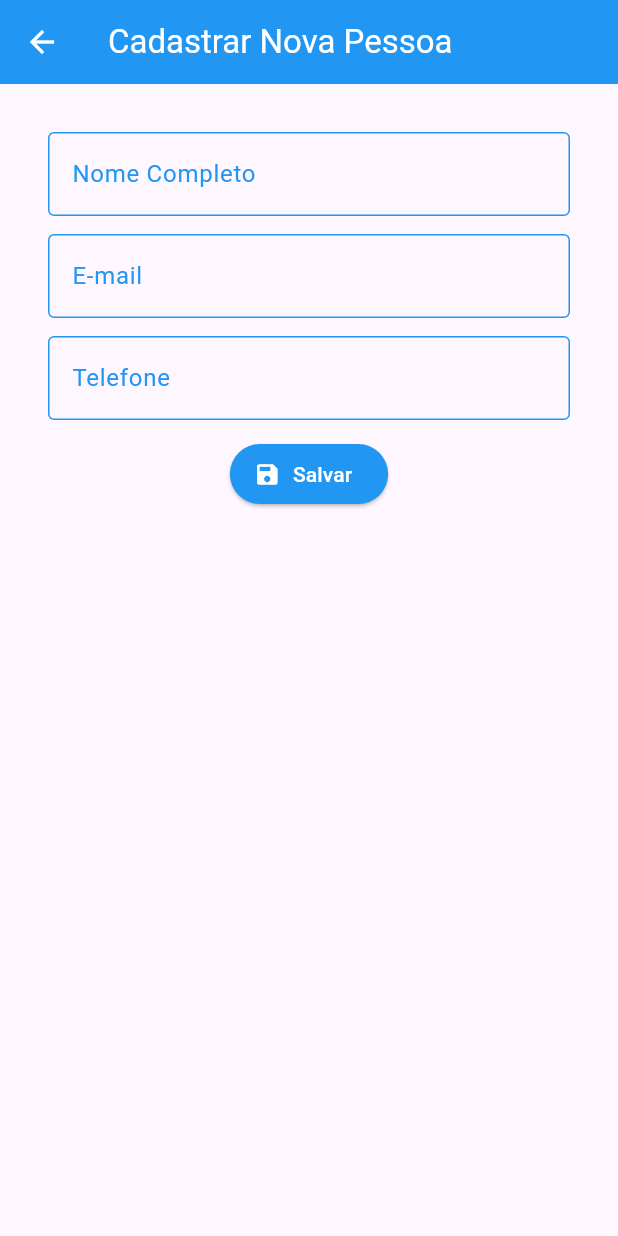
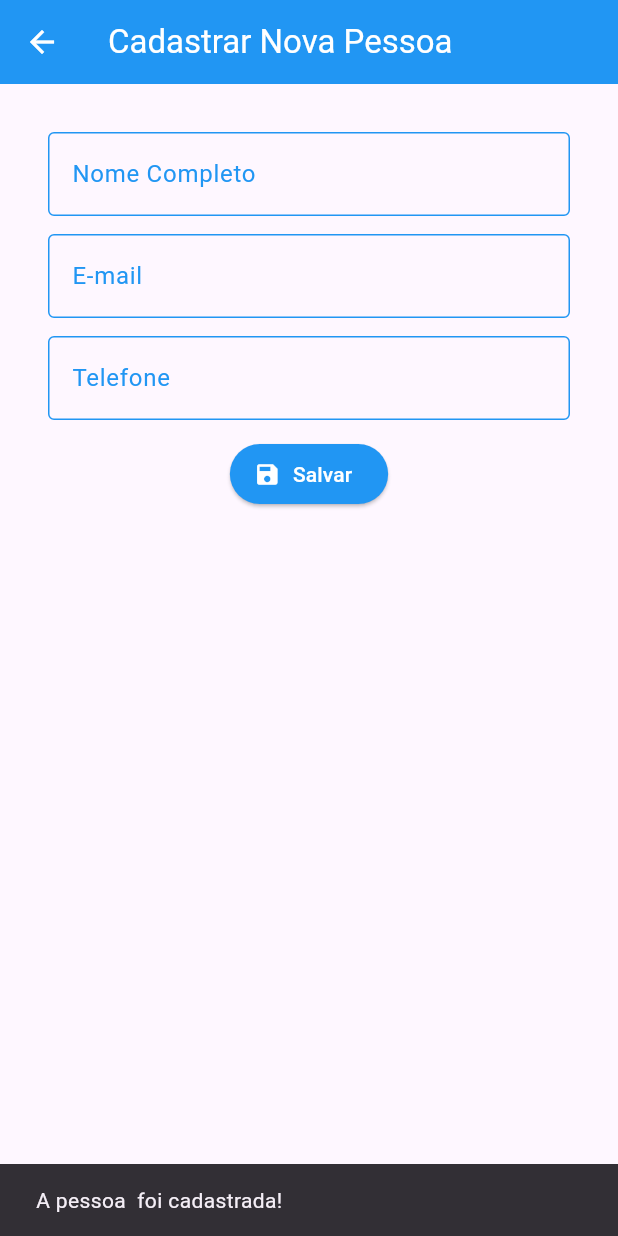
Before and after one commit to NinjaBitroom/aula_supabase, a Flutter app: the CadastroPage screen opened by its route, after a tap on "Salvar", on a phone screen of 412 x 824 dp. Run offline on Flutter 3.47's test engine with Material 3 defaults, Android fonts, the phone set to English and light mode, and no system bars; our stand-ins replace supabase_flutter; accounts and stored records are empty; network calls fail.

Commit message:
adicione uma mensagem quando for cadastrar uma pessoa

```diff
--- a/lib/pages/cadastro_page.dart
+++ b/lib/pages/cadastro_page.dart
@@ -50,6 +50,13 @@ class _CadastroPageState extends State<CadastroPage> {
                   controllerEmail.text,
                   controllerTelefone.text,
                 );
+                ScaffoldMessenger.of(context).showSnackBar(SnackBar(
+                  content:
+                      Text('A pessoa ${controllerNome.text} foi cadastrada!'),
+                ));
+                controllerNome.clear();
+                controllerEmail.clear();
+                controllerTelefone.clear();
               },
               icon: const Icon(Icons.save),
               label: const Text('Salvar'),
```
